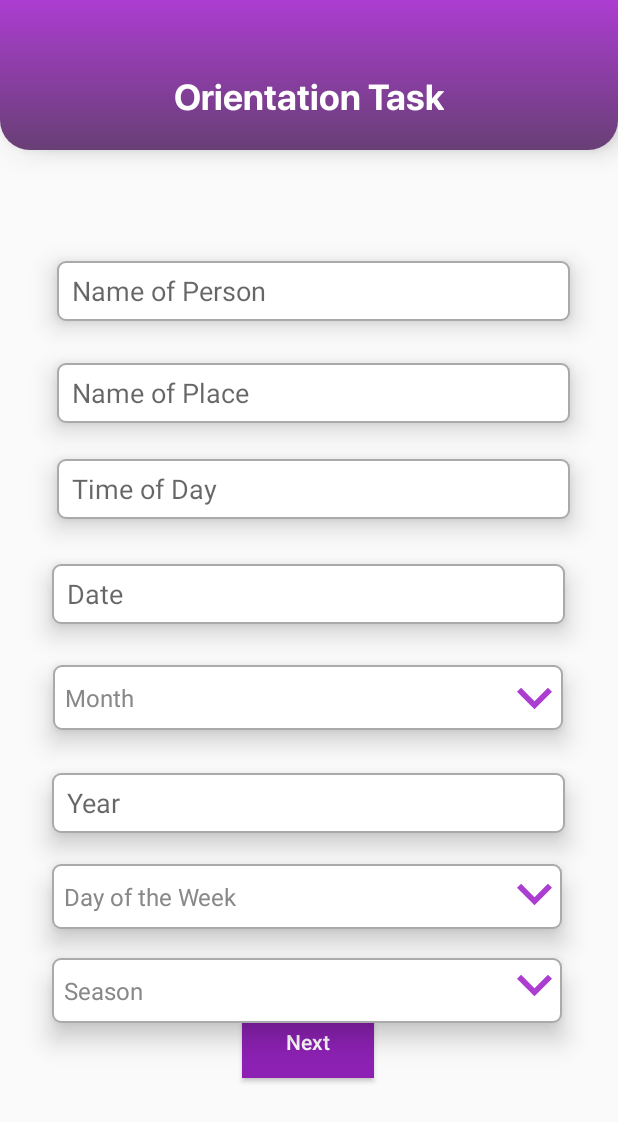
After one commit to timeoutmode/ADAS, an Android app: the OrientationActivity screen opened directly, with no data from a screen before it, on a phone screen of 412 x 824 dp. The commit adds this screen. Shown: the top 1122 px of the screen. Run offline under Robolectric (Android 15) with nearby library versions, the phone set to English and light mode, and no system bars; 1 statement that could not run was skipped.

Commit message:
Added my class

```diff
--- /dev/null
+++ b/app/src/main/java/com/example/adas/OrientationActivity.java
@@ -0,0 +1,125 @@
+package com.example.adas;
+
+import android.graphics.Color;
+import android.os.Bundle;
+import android.view.View;
+import android.view.ViewGroup;
+import android.widget.AdapterView;
+import android.widget.ArrayAdapter;
+import android.widget.EditText;
+import android.widget.Spinner;
+import android.widget.SpinnerAdapter;
+import android.widget.TextView;
+import android.widget.Toast;
+
+import androidx.annotation.NonNull;
+import androidx.annotation.Nullable;
+import androidx.appcompat.app.AppCompatActivity;
+
+import com.google.android.libraries.places.api.Places;
+
+import java.util.Objects;
+
+
+public class OrientationActivity extends AppCompatActivity {
+
+    private static final String TAG = "OrientationTaskActivity";
+    private EditText etPersonName, etPlaceName, etTime,etDate, etYear;
+    private Spinner etWeek, etSeason, etMonth;
+
+    @Override
+    protected void onCreate(Bundle savedInstanceState) {
+        super.onCreate(savedInstanceState);
+        setContentView(R.layout.activity_orientation);
+
+        initialiseObjects();
+        setOnClickListeners();
+
+        // Spinner Drop Down
+        //Spinner spinner = findViewById(R.id.et_week);
+        //ArrayAdapter<CharSequence> adapter = ArrayAdapter.createFromResource(this,
+          //      R.array.week, android.R.layout.simple_spinner_item);
+        //adapter.setDropDownViewResource(android.R.layout.simple_spinner_dropdown_item);
+        //spinner.setAdapter(adapter);
+        //spinner.setOnItemSelectedListener((AdapterView.OnItemSelectedListener) this);
+    }
+
+    private void initialiseObjects() {
+        etWeek = findViewById(R.id.et_week);
+        etMonth = findViewById(R.id.et_month);
+        etSeason = findViewById(R.id.et_season);
+        etPersonName = findViewById(R.id.et_person_name);
+        etPlaceName = findViewById(R.id.et_place_name);
+        etTime = findViewById(R.id.et_time_of_day);
+        etDate = findViewById(R.id.et_date);
+        etYear = findViewById(R.id.et_year);
+
+        // set lists of string for dropdowns
+        String[] weekList = getResources().getStringArray(R.array.week);
+        String[] seasonList = getResources().getStringArray(R.array.season);
+        String[] monthList = getResources().getStringArray(R.array.month);
+
+
+        etMonth.setAdapter(createAdapter(monthList));
+        etSeason.setAdapter(createAdapter(seasonList));
+        etWeek.setAdapter(createAdapter(weekList));
+
+        // initialise Places SDK
+        Places.initialize(getApplicationContext(), "AIzaSyDTdQwtiqUknkl9HkEU_YdvuGjyGNDlChY");
+
+    }
+
+    private void setOnClickListeners() {
+        AdapterView.OnItemSelectedListener itemSelectedListener = new AdapterView.OnItemSelectedListener() {
+            @Override public void onNothingSelected(AdapterView<?> adapterView) { }
+            @Override
+            public void onItemSelected(AdapterView<?> adapterView, View view, int position, long l) {
+                if (position != 0) {
+                    ((TextView) adapterView.getChildAt(0)).setTextColor(Color.BLACK);
+                } else {
+                    ((TextView) adapterView.getChildAt(0)).setTextColor(Color.GRAY);
+                }
+            }
+        };
+        etMonth.setOnItemSelectedListener(itemSelectedListener);
+        etSeason.setOnItemSelectedListener(itemSelectedListener);
+        etWeek.setOnItemSelectedListener(itemSelectedListener);
+    }
+
+    // creates a spinner adapter for  the drop down menus
+    private SpinnerAdapter createAdapter(String[] list) {
+        ArrayAdapter<String> adapter = new ArrayAdapter<String>(Objects.requireNonNull(getBaseContext()), android.R.layout.simple_spinner_dropdown_item,list ) {
+            @Override
+            public View getDropDownView(int position, @Nullable View convertView, @NonNull ViewGroup parent) {
+                View view = super.getDropDownView(position, convertView, parent);
+                TextView tv = (TextView) view;
+                tv.setTextColor(position == 0 ? Color.GRAY : Color.BLACK);
+                return view;
+            }
+
+            @Override
+            public boolean isEnabled(int position) {
+                // disables hint
+                return position != 0;
+            }
+        };
+
+        adapter.setDropDownViewResource(android.R.layout.simple_spinner_dropdown_item);
+        return adapter;
+    }
+
+
+
+//    @Override
+//    public void onItemSelected(AdapterView<?> parent, View view, int position, long id) {
+//
+//        String text = parent.getItemAtPosition(position).toString();
+//        Toast.makeText(parent.getContext(), text, Toast.LENGTH_SHORT).show();
+//
+//    }
+//
+//    @Override
+//    public void onNothingSelected(AdapterView<?> parent) {
+//
+//    }
+}
--- a/app/src/main/res/layout/activity_add_patient.xml
+++ b/app/src/main/res/layout/activity_add_patient.xml
@@ -191,8 +191,8 @@
 
         <ImageView
             android:id="@+id/imageView7"
-            android:layout_width="wrap_content"
-            android:layout_height="wrap_content"
+            android:layout_width="23dp"
+            android:layout_height="23dp"
             android:layout_marginEnd="10dp"
             android:elevation="11dp"
             android:src="@drawable/ic_dropdown_arrow"
--- /dev/null
+++ b/app/src/main/res/layout/activity_orientation.xml
@@ -0,0 +1,240 @@
+<?xml version="1.0" encoding="utf-8"?>
+
+<!--//changed LinearLayout to Scroll view-->
+<LinearLayout xmlns:android="http://schemas.android.com/apk/res/android"
+    xmlns:app="http://schemas.android.com/apk/res-auto"
+    xmlns:tools="http://schemas.android.com/tools"
+    android:layout_width="match_parent"
+    android:layout_height="match_parent"
+    android:orientation="vertical"
+    tools:context=".OrientationActivity">
+
+    <androidx.constraintlayout.widget.ConstraintLayout
+        android:layout_width="match_parent"
+        android:layout_height="match_parent">
+
+        <androidx.constraintlayout.widget.ConstraintLayout
+            android:id="@+id/constraintLayout3"
+            android:layout_width="match_parent"
+            android:layout_height="100dp"
+            android:background="@drawable/main_title_bar"
+            android:elevation="10dp"
+            app:layout_constraintEnd_toEndOf="parent"
+            app:layout_constraintStart_toStartOf="parent"
+            app:layout_constraintTop_toTopOf="parent">
+
+            <TextView
+                android:id="@+id/textView8"
+                android:layout_width="wrap_content"
+                android:layout_height="wrap_content"
+                android:text="@string/orientation_task"
+                android:textColor="#fff"
+                android:textSize="24sp"
+                android:textStyle="bold"
+                app:layout_constraintBottom_toBottomOf="parent"
+                app:layout_constraintEnd_toEndOf="parent"
+                app:layout_constraintStart_toStartOf="parent"
+                app:layout_constraintTop_toTopOf="parent"
+                app:layout_constraintVertical_bias="0.7" />
+
+        </androidx.constraintlayout.widget.ConstraintLayout>
+
+        <EditText
+            android:id="@+id/et_date"
+            android:layout_width="342dp"
+            android:layout_height="40dp"
+            android:layout_marginStart="32dp"
+            android:layout_marginEnd="32dp"
+            android:ems="10"
+            android:hint="Date "
+            android:inputType="date"
+            app:layout_constraintBottom_toBottomOf="parent"
+            app:layout_constraintEnd_toEndOf="parent"
+            app:layout_constraintHorizontal_bias="0.4"
+            app:layout_constraintStart_toStartOf="parent"
+            app:layout_constraintTop_toTopOf="@+id/constraintLayout3"
+            app:layout_constraintVertical_bias="0.48" />
+
+        <EditText
+            android:id="@+id/et_year"
+            android:layout_width="342dp"
+            android:layout_height="40dp"
+            android:layout_marginStart="32dp"
+            android:layout_marginEnd="32dp"
+            android:ems="10"
+            android:hint="Year"
+            android:inputType="textPersonName"
+            app:layout_constraintBottom_toBottomOf="parent"
+            app:layout_constraintEnd_toEndOf="parent"
+            app:layout_constraintHorizontal_bias="0.4"
+            app:layout_constraintStart_toStartOf="parent"
+            app:layout_constraintTop_toTopOf="@+id/constraintLayout3"
+            app:layout_constraintVertical_bias="0.657" />
+
+        <EditText
+            android:id="@+id/et_place_name"
+            android:layout_width="342dp"
+            android:layout_height="40dp"
+            android:layout_marginStart="32dp"
+            android:layout_marginEnd="32dp"
+            android:ems="10"
+            android:hint="Name of Place"
+            android:inputType="textPersonName"
+            app:layout_constraintBottom_toBottomOf="parent"
+            app:layout_constraintEnd_toEndOf="parent"
+            app:layout_constraintHorizontal_bias="1.0"
+            app:layout_constraintStart_toStartOf="parent"
+            app:layout_constraintTop_toTopOf="@+id/constraintLayout3"
+            app:layout_constraintVertical_bias="0.309" />
+
+        <EditText
+            android:id="@+id/et_time_of_day"
+            android:layout_width="342dp"
+            android:layout_height="40dp"
+            android:layout_marginStart="32dp"
+            android:layout_marginEnd="32dp"
+            android:ems="10"
+            android:hint="Time of Day"
+            android:inputType="time"
+            app:layout_constraintBottom_toBottomOf="parent"
+            app:layout_constraintEnd_toEndOf="parent"
+            app:layout_constraintHorizontal_bias="1.0"
+            app:layout_constraintStart_toStartOf="parent"
+            app:layout_constraintTop_toTopOf="@+id/constraintLayout3"
+            app:layout_constraintVertical_bias="0.39" />
+
+        <Spinner
+            android:id="@+id/et_season"
+            android:layout_width="340dp"
+            android:layout_height="43dp"
+            android:background="@drawable/main_edit_text"
+            android:drawableEnd="@drawable/ic_dropdown_arrow"
+            android:elevation="10dp"
+            android:ems="10"
+            android:entries="@array/season"
+            android:focusable="false"
+            android:hint="Season"
+            android:inputType="textPersonName"
+            android:paddingEnd="10dp"
+            android:spinnerMode="dropdown"
+            app:layout_constraintBottom_toBottomOf="parent"
+            app:layout_constraintEnd_toEndOf="parent"
+            app:layout_constraintHorizontal_bias="0.478"
+            app:layout_constraintStart_toStartOf="parent"
+            app:layout_constraintTop_toTopOf="parent"
+            app:layout_constraintVertical_bias="0.818" />
+
+        <EditText
+            android:id="@+id/et_person_name"
+            android:layout_width="342dp"
+            android:layout_height="40dp"
+            android:layout_marginStart="32dp"
+            android:layout_marginEnd="32dp"
+            android:ems="10"
+            android:hint="Name of Person"
+            android:inputType="textPersonName"
+            app:layout_constraintBottom_toBottomOf="parent"
+            app:layout_constraintEnd_toEndOf="parent"
+            app:layout_constraintHorizontal_bias="1.0"
+            app:layout_constraintStart_toStartOf="parent"
+            app:layout_constraintTop_toTopOf="@+id/constraintLayout3"
+            app:layout_constraintVertical_bias="0.222" />
+
+        <Spinner
+            android:id="@+id/et_week"
+            android:layout_width="340dp"
+            android:layout_height="43dp"
+            android:background="@drawable/main_edit_text"
+            android:drawableEnd="@drawable/ic_dropdown_arrow"
+            android:elevation="10dp"
+            android:ems="10"
+            android:entries="@array/week"
+            android:focusable="false"
+            android:hint="Week"
+            android:inputType="textPersonName"
+            android:paddingEnd="10dp"
+            android:spinnerMode="dropdown"
+            app:layout_constraintBottom_toBottomOf="parent"
+            app:layout_constraintEnd_toEndOf="parent"
+            app:layout_constraintHorizontal_bias="0.478"
+            app:layout_constraintStart_toStartOf="parent"
+            app:layout_constraintTop_toTopOf="parent"
+            app:layout_constraintVertical_bias="0.738" />
+
+        <ImageView
+            android:id="@+id/imageView8"
+            android:layout_width="23dp"
+            android:layout_height="23dp"
+            android:layout_marginStart="300dp"
+            android:elevation="11dp"
+            android:src="@drawable/ic_dropdown_arrow"
+            app:layout_constraintBottom_toBottomOf="parent"
+            app:layout_constraintEnd_toEndOf="parent"
+            app:layout_constraintStart_toStartOf="parent"
+            app:layout_constraintTop_toTopOf="parent"
+            app:layout_constraintVertical_bias="0.73" />
+
+        <ImageView
+            android:id="@+id/imageView9"
+            android:layout_width="23dp"
+            android:layout_height="23dp"
+            android:layout_marginStart="300dp"
+            android:elevation="11dp"
+            android:src="@drawable/ic_dropdown_arrow"
+            app:layout_constraintBottom_toBottomOf="parent"
+            app:layout_constraintEnd_toEndOf="parent"
+            app:layout_constraintStart_toStartOf="parent"
+            app:layout_constraintTop_toTopOf="parent"
+            app:layout_constraintVertical_bias="0.806" />
+
+        <Spinner
+            android:id="@+id/et_month"
+            android:layout_width="340dp"
+            android:layout_height="43dp"
+            android:background="@drawable/main_edit_text"
+            android:drawableEnd="@drawable/ic_dropdown_arrow"
+            android:elevation="10dp"
+            android:ems="10"
+            android:entries="@array/month"
+            android:focusable="false"
+            android:hint="Month"
+            android:inputType="textPersonName"
+            android:paddingEnd="10dp"
+            android:spinnerMode="dropdown"
+            app:layout_constraintBottom_toBottomOf="parent"
+            app:layout_constraintEnd_toEndOf="parent"
+            app:layout_constraintHorizontal_bias="0.492"
+            app:layout_constraintStart_toStartOf="parent"
+            app:layout_constraintTop_toTopOf="@+id/constraintLayout3"
+            app:layout_constraintVertical_bias="0.568" />
+
+        <ImageView
+            android:id="@+id/imageView10"
+            android:layout_width="23dp"
+            android:layout_height="23dp"
+            android:layout_marginStart="300dp"
+            android:elevation="11dp"
+            android:src="@drawable/ic_dropdown_arrow"
+            app:layout_constraintBottom_toBottomOf="parent"
+            app:layout_constraintEnd_toEndOf="parent"
+            app:layout_constraintStart_toStartOf="parent"
+            app:layout_constraintTop_toTopOf="parent"
+            app:layout_constraintVertical_bias="0.567" />
+
+        <Button
+            android:id="@+id/button5"
+            android:layout_width="wrap_content"
+            android:layout_height="wrap_content"
+            android:layout_marginTop="550dp"
+            android:background="#8C21B3"
+            android:text="Next"
+            app:layout_constraintBottom_toBottomOf="parent"
+            app:layout_constraintEnd_toEndOf="parent"
+            app:layout_constraintHorizontal_bias="0.498"
+            app:layout_constraintStart_toStartOf="parent"
+            app:layout_constraintTop_toTopOf="@+id/constraintLayout3"
+            app:layout_constraintVertical_bias="0.533" />
+
+    </androidx.constraintlayout.widget.ConstraintLayout>
+
+</LinearLayout>
--- /dev/null
+++ b/app/src/main/res/layout/activity_test.xml
@@ -0,0 +1,16 @@
+<?xml version="1.0" encoding="utf-8"?>
+<LinearLayout xmlns:android="http://schemas.android.com/apk/res/android"
+    android:orientation="vertical" android:layout_width="match_parent"
+    android:layout_height="match_parent">
+
+    <ScrollView
+        android:layout_width="match_parent"
+        android:layout_height="match_parent">
+
+        <LinearLayout
+            android:layout_width="match_parent"
+            android:layout_height="wrap_content"
+            android:orientation="vertical" />
+    </ScrollView>
+
+</LinearLayout>
--- a/app/src/main/res/values/strings.xml
+++ b/app/src/main/res/values/strings.xml
@@ -1,5 +1,8 @@
 <resources>
     <string name="app_name">ADAS</string>
+    <string name="start">Start</string>
+    <string name="week">Week:</string>
+    <string name="orientation_task">Orientation Task</string>
 
     <!-- Ethnicity   -->
     <string-array name="ethnicity">
@@ -18,4 +21,41 @@
         <item>Male</item>
         <item>Female</item>
     </string-array>
+
+    <!-- Day of the week  -->
+    <string-array name="week">
+        <item>Day of the Week</item>
+        <item>Monday</item>
+        <item>Tuesday</item>
+        <item>Thursday</item>
+        <item>Friday</item>
+        <item>Saturday</item>
+        <item>Sunday</item>
+    </string-array>
+
+    <!-- Season  -->
+    <string-array name="season">
+        <item>Season</item>
+        <item>Winter</item>
+        <item>Spring</item>
+        <item>Summer</item>
+        <item>Fall</item>
+    </string-array>
+
+    <!-- Month  -->
+    <string-array name="month">
+        <item>Month</item>
+        <item>January</item>
+        <item>February</item>
+        <item>March</item>
+        <item>April</item>
+        <item>May</item>
+        <item>June</item>
+        <item>July</item>
+        <item>August</item>
+        <item>September</item>
+        <item>October</item>
+        <item>November</item>
+        <item>December</item>
+    </string-array>
 </resources>
--- a/build.gradle
+++ b/build.gradle
@@ -7,7 +7,7 @@ buildscript {
 
     }
     dependencies {
-        classpath 'com.android.tools.build:gradle:3.5.1'
+        classpath 'com.android.tools.build:gradle:3.5.2'
         classpath 'com.google.gms:google-services:4.3.2'
 
         // NOTE: Do not place your application dependencies here; they belong
```
Also changed, not shown: app/src/main/AndroidManifest.xml (+7 -1 lines).
